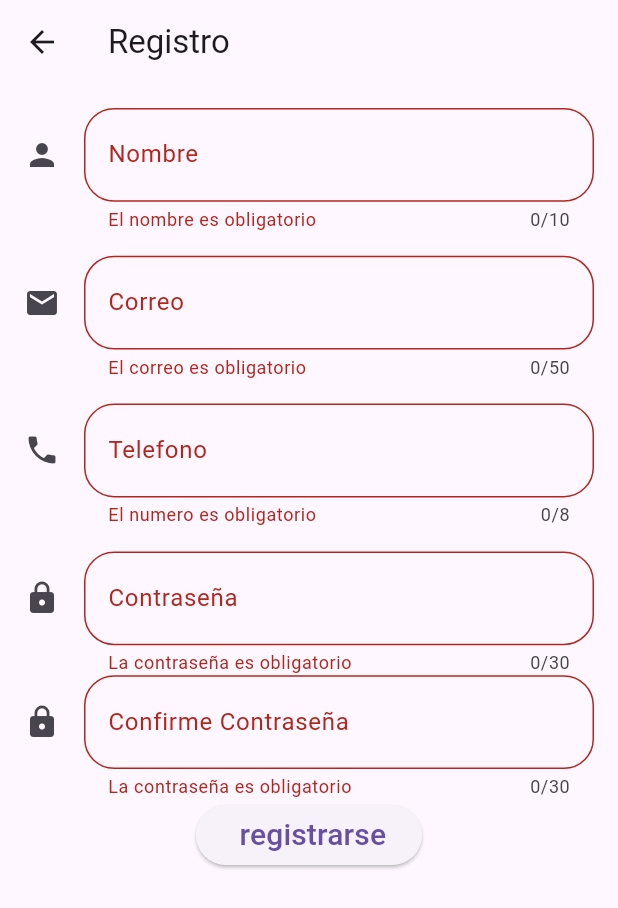
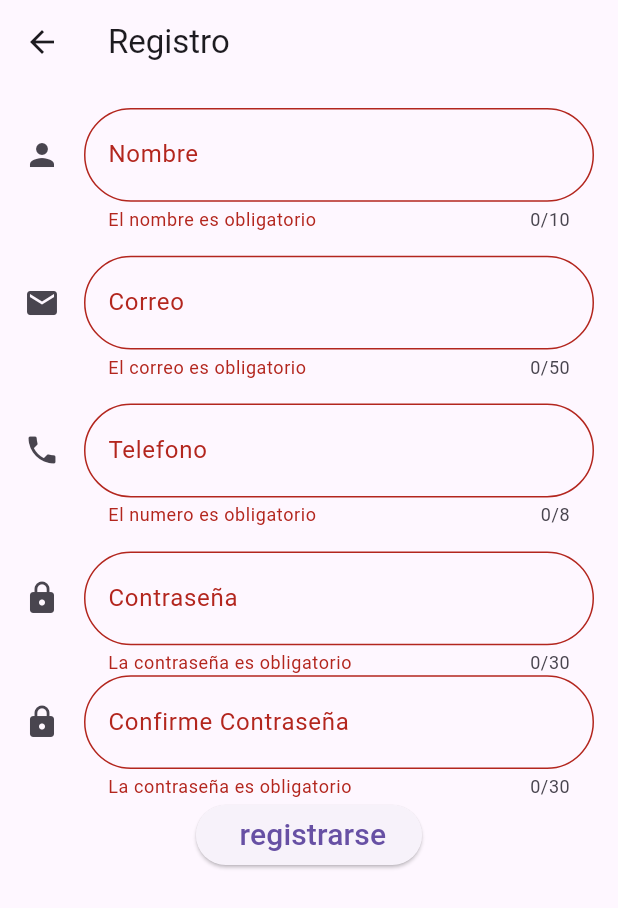
Before and after one commit to rafaelmoralesd/myapp, a Flutter app: the RegistrarPage screen opened by its route, after a tap on "registrarse", on a phone screen of 412 x 824 dp. Shown: the top 908 px of the screen. Run offline on Flutter 3.47's test engine with Material 3 defaults, Android fonts, the phone set to English and light mode, and no system bars.

Commit message:
Rafael Morales

```diff
--- a/lib/custom_input.dart
+++ b/lib/custom_input.dart
@@ -48,7 +48,7 @@ class CuntomInput extends StatelessWidget {
         ),
 
         border: const OutlineInputBorder(
-          borderRadius: BorderRadius.all(Radius.circular(20)),
+          borderRadius: BorderRadius.all(Radius.circular(40)),
         ),
         icon: Icon(icon),
         label: Text(label),
--- a/lib/registrar_page.dart
+++ b/lib/registrar_page.dart
@@ -56,11 +56,15 @@ final TextEditingController contrasenia2Controller = TextEditingController();
                       }
 
                       if (!value.contains('@')) {
-                        return 'El correo no es válido';
+                        return 'El correo no contiene un @';
                       }
                        if (!value.endsWith('unah.hn')) {
-                        return 'El correo no es válido';
+                        return 'El correo tiene que terminar en unah.hn';
                       }
+                      if (value.allMatches('@').length != 1) {
+                        return 'El correo tiene mas de una @ ';
+                      }
+
 
 
                       return null;
@@ -83,10 +87,10 @@ final TextEditingController contrasenia2Controller = TextEditingController();
                         return 'El teléfono no es válido';
                       }
                        if (!value.startsWith('3')&&!value.startsWith('9') ) {
-                        return 'El numero no es válido';
+                        return 'El telefono debe iniciar con un 3 o 9';
                       }
                       if (value.length < 8) {
-                        return 'El numero no es válido';
+                        return 'El numero no contiene 8 digitos';
                       }
 
                       return null;
@@ -106,6 +110,17 @@ final TextEditingController contrasenia2Controller = TextEditingController();
                       if (value == null || value.isEmpty) {
                         return 'La contraseña es obligatorio';
                       }
+                      if (value.length < 8) {
+                        return 'La contraseña tiene un minimo de 8 letras';
+                      }
+                        if(!_mayuscula(value)){
+                        return 'La contraseña necesita al menos una letra mayúscula';
+                      }
+                      if(!_caracterEspecial(value)){
+                        return 'La contraseña necesita al menos un caracter especial';
+                      }
+
+
                       return null;
                     },
                   ),CuntomInput(
@@ -122,6 +137,7 @@ final TextEditingController contrasenia2Controller = TextEditingController();
                       if (value != contraseniaController.text) {
                         return 'Las contraseñas no coinciden';
                       }
+
                       return null;
                     },
                   ),
@@ -157,3 +173,14 @@ final TextEditingController contrasenia2Controller = TextEditingController();
        );
   }
 }
+bool _mayuscula(String value) {
+  // Expresión regular para verificar que haya al menos una letra mayúscula
+  final RegExp upperCaseRegex = RegExp(r'[A-Z]');
+  return upperCaseRegex.hasMatch(value);
+}
+
+bool _caracterEspecial(String value) {
+    // Expresión regular para verificar que haya al menos un carácter especial
+    final RegExp specialCharRegex = RegExp(r'[!@#$%^&*(),.?":{}|<>]');
+    return specialCharRegex.hasMatch(value);
+  }
--- /dev/null
+++ b/lib/validar_contraseña.dart
@@ -0,0 +1,5 @@
+bool _containsUpperCase(String value) {
+  // Expresión regular para verificar que haya al menos una letra mayúscula
+  final RegExp upperCaseRegex = RegExp(r'[A-Z]');
+  return upperCaseRegex.hasMatch(value);
+}
```
